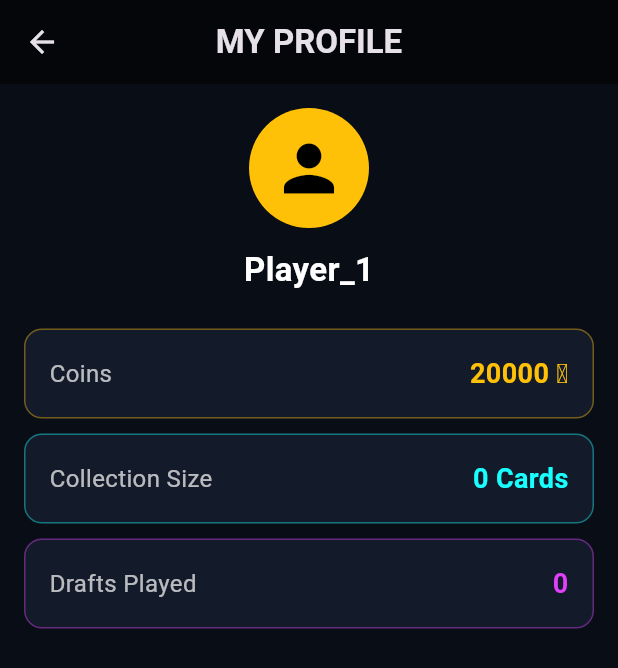
After one commit to JPSSProgramming/micro-step-app, a Flutter app: the screen it shows after launch, after a tap on "LVL", on a phone screen of 412 x 824 dp. The commit adds this screen. Shown: the top 668 px of the screen. Run offline on Flutter 3.47's test engine with Material 3 defaults, Android fonts, the phone set to English and light mode, and no system bars; network calls fail.

Commit message:
feat: add profile modal to the game

```diff
--- a/lib/features/home/main_home_screen.dart
+++ b/lib/features/home/main_home_screen.dart
@@ -1,5 +1,6 @@
 import 'package:flutter/material.dart';
 import '../../core/widgets/top_bar.dart';
+import '../profile/screens/profile_screen.dart';
 import 'pages/page_1_packs.dart';
 import 'pages/page_2_play.dart';
 import 'pages/page_3_club.dart';
@@ -21,7 +22,15 @@ class _MainHomeScreenState extends State<MainHomeScreen> {
       backgroundColor: const Color(0xFF090D16),
       body: Column(
         children: [
-          const TopBarWidget(),
+          GestureDetector(
+            onTap: () {
+              Navigator.push(
+                context,
+                MaterialPageRoute(builder: (context) => const ProfileScreen()),
+              );
+            },
+            child: const TopBarWidget(),
+          ),
 
           Expanded(
             child: PageView(
--- /dev/null
+++ b/lib/features/profile/screens/profile_screen.dart
@@ -0,0 +1,61 @@
+import 'package:flutter/material.dart';
+import '../../../models/user_data.dart';
+
+class ProfileScreen extends StatelessWidget {
+  const ProfileScreen({super.key});
+
+  @override
+  Widget build(BuildContext context) {
+    return Scaffold(
+      backgroundColor: const Color(0xFF090D16),
+      appBar: AppBar(
+        backgroundColor: Colors.black54,
+        title: const Text('MY PROFILE', style: TextStyle(fontWeight: FontWeight.bold)),
+        centerTitle: true,
+      ),
+      body: SafeArea(
+        child: Padding(
+          padding: const EdgeInsets.all(16.0),
+          child: Column(
+            children: [
+              const CircleAvatar(
+                radius: 40,
+                backgroundColor: Colors.amber,
+                child: Icon(Icons.person, size: 50, color: Colors.black),
+              ),
+              const SizedBox(height: 12),
+              const Text(
+                'Player_1',
+                style: TextStyle(color: Colors.white, fontSize: 22, fontWeight: FontWeight.bold),
+              ),
+              const SizedBox(height: 24),
+              _buildStatTile('Coins', '${UserData.coins} 🪙', Colors.amber),
+              const SizedBox(height: 10),
+              _buildStatTile('Collection Size', '${UserData.myCollection.length} Cards', Colors.cyanAccent),
+              const SizedBox(height: 10),
+              _buildStatTile('Drafts Played', '0', Colors.purpleAccent),
+            ],
+          ),
+        ),
+      ),
+    );
+  }
+
+  Widget _buildStatTile(String label, String value, Color accentColor) {
+    return Container(
+      padding: const EdgeInsets.all(16),
+      decoration: BoxDecoration(
+        color: const Color(0xFF131A29),
+        borderRadius: BorderRadius.circular(12),
+        border: Border.all(color: accentColor.withOpacity(0.4)),
+      ),
+      child: Row(
+        mainAxisAlignment: MainAxisAlignment.spaceBetween,
+        children: [
+          Text(label, style: const TextStyle(color: Colors.white70, fontSize: 16)),
+          Text(value, style: TextStyle(color: accentColor, fontSize: 18, fontWeight: FontWeight.bold)),
+        ],
+      ),
+    );
+  }
+}
```
